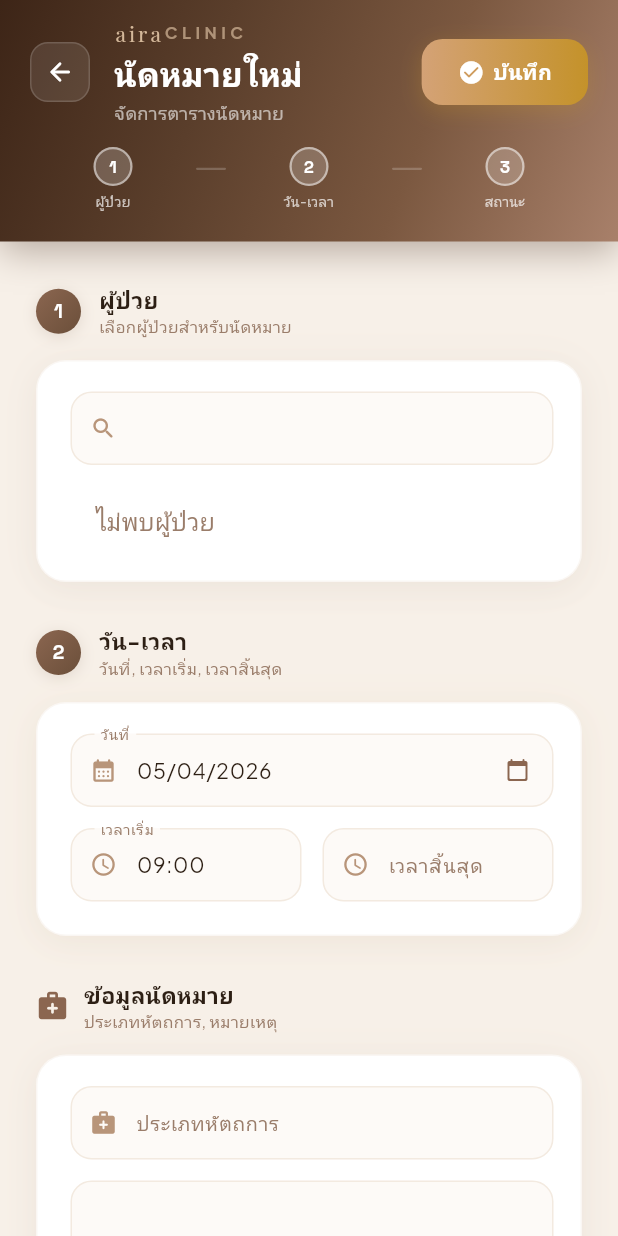
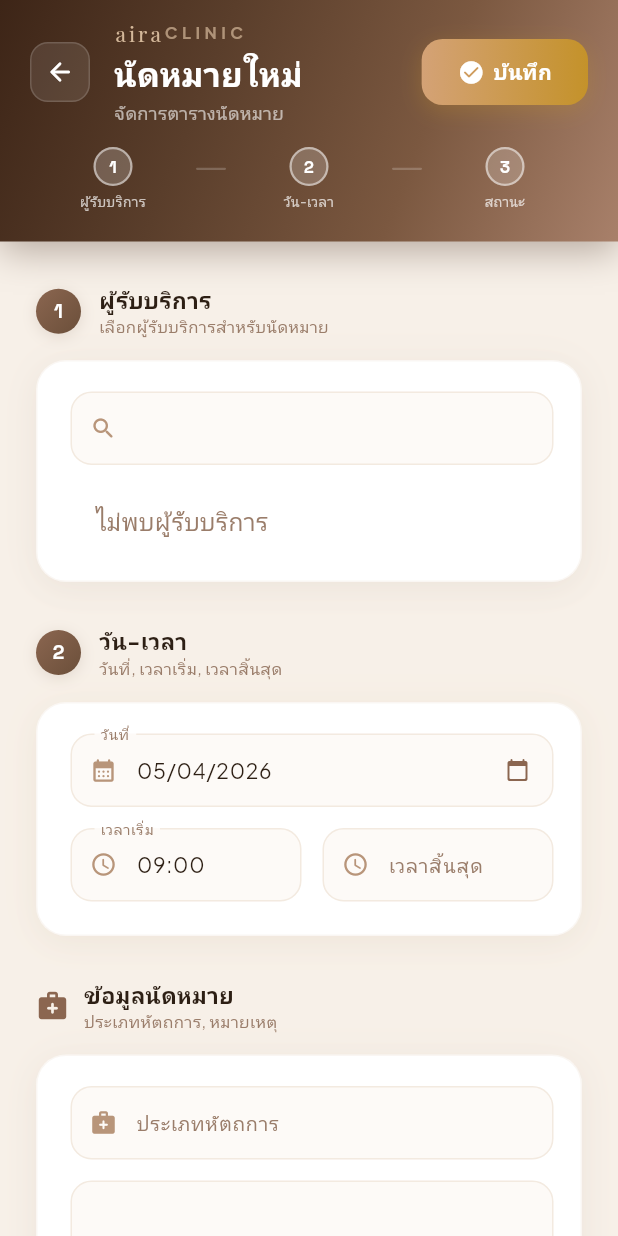
Before and after one commit to faztycoding/airaMD, a Flutter app: the AppointmentFormScreen screen opened directly, on a phone screen of 412 x 824 dp. Run offline on Flutter 3.47's test engine with Material 3 defaults, Android fonts, the phone set to English and light mode, and no system bars; our stand-ins replace connectivity_plus, flutter_riverpod, flutter_secure_storage, go_router, google_fonts, image_picker and 4 more; missing offline and left inert: perfect_freehand; accounts and stored records are empty; project files that could hold a hidden picture were left out.

Commit message:
fix: change all remaining ผู้ป่วย to ผู้รับบริการ across entire codebase

```diff
--- a/lumina_app/lib/core/services/safety_check_service.dart
+++ b/lumina_app/lib/core/services/safety_check_service.dart
@@ -58,7 +58,7 @@ class SafetyCheckService {
             level: WarningLevel.danger,
             title: '⚠️ แพ้ยา: $allergy',
             message:
-                'ผู้ป่วยแพ้ "$allergy" — ผลิตภัณฑ์ "$product" อาจเกี่ยวข้อง กรุณาตรวจสอบก่อนใช้',
+                'ผู้รับบริการแพ้ "$allergy" — ผลิตภัณฑ์ "$product" อาจเกี่ยวข้อง กรุณาตรวจสอบก่อนใช้',
           ));
         }
       }
@@ -68,7 +68,7 @@ class SafetyCheckService {
       warnings.add(SafetyWarning(
         level: WarningLevel.info,
         title: 'ข้อมูลการแพ้ยา',
-        message: 'ผู้ป่วยมีประวัติแพ้: ${patient.drugAllergies.join(", ")}',
+        message: 'ผู้รับบริการมีประวัติแพ้: ${patient.drugAllergies.join(", ")}',
       ));
     }
 
@@ -89,7 +89,7 @@ class SafetyCheckService {
           level: WarningLevel.caution,
           title: '💊 ใช้ Retinoids อยู่',
           message:
-              'ผู้ป่วยกำลังใช้ Retinoids — อาจเพิ่มความเสี่ยงผิวลอก/แดง จาก Laser/Treatment ควรหยุดก่อนอย่างน้อย 3-7 วัน',
+              'ผู้รับบริการกำลังใช้ Retinoids — อาจเพิ่มความเสี่ยงผิวลอก/แดง จาก Laser/Treatment ควรหยุดก่อนอย่างน้อย 3-7 วัน',
         ),
       ];
     }
@@ -109,7 +109,7 @@ class SafetyCheckService {
           level: WarningLevel.caution,
           title: '💉 ทานยาละลายลิ่มเลือด',
           message:
-              'ผู้ป่วยทานยาละลายลิ่มเลือด — เพิ่มความเสี่ยงช้ำ/เลือดออกจากการฉีด ควรแจ้งและระวังเป็นพิเศษ',
+              'ผู้รับบริการทานยาละลายลิ่มเลือด — เพิ่มความเสี่ยงช้ำ/เลือดออกจากการฉีด ควรแจ้งและระวังเป็นพิเศษ',
         ),
       ];
     }
@@ -194,7 +194,7 @@ class SafetyCheckService {
       warnings.add(const SafetyWarning(
         level: WarningLevel.caution,
         title: '🩹 ประวัติ Keloid',
-        message: 'ผู้ป่วยมีประวัติ Keloid — ควรระวังการฉีดและแจ้งผู้ป่วย',
+        message: 'ผู้รับบริการมีประวัติ Keloid — ควรระวังการฉีดและแจ้งผู้รับบริการ',
       ));
     }
 
@@ -202,7 +202,7 @@ class SafetyCheckService {
       warnings.add(const SafetyWarning(
         level: WarningLevel.caution,
         title: '🩸 โรคเบาหวาน',
-        message: 'ผู้ป่วยมีโรคเบาหวาน — การหายของแผลอาจช้ากว่าปกติ',
+        message: 'ผู้รับบริการมีโรคเบาหวาน — การหายของแผลอาจช้ากว่าปกติ',
       ));
     }
 
@@ -212,7 +212,7 @@ class SafetyCheckService {
         level: WarningLevel.danger,
         title: '🛡️ โรคภูมิคุ้มกันทำลายตนเอง',
         message:
-            'ผู้ป่วยมีโรค Autoimmune — Filler/Biostimulator อาจกระตุ้นอาการกำเริบ ต้องปรึกษาแพทย์ก่อน',
+            'ผู้รับบริการมีโรค Autoimmune — Filler/Biostimulator อาจกระตุ้นอาการกำเริบ ต้องปรึกษาแพทย์ก่อน',
       ));
     }
 
@@ -229,7 +229,7 @@ class SafetyCheckService {
       const SafetyWarning(
         level: WarningLevel.info,
         title: '🤰 ตรวจสอบการตั้งครรภ์',
-        message: 'ผู้ป่วยเพศหญิงวัยเจริญพันธุ์ — ควรสอบถามเรื่องการตั้งครรภ์/ให้นมบุตรก่อนทำหัตถการ',
+        message: 'ผู้รับบริการเพศหญิงวัยเจริญพันธุ์ — ควรสอบถามเรื่องการตั้งครรภ์/ให้นมบุตรก่อนทำหัตถการ',
       ),
     ];
   }
--- a/lumina_app/lib/features/calendar/appointment_form_screen.dart
+++ b/lumina_app/lib/features/calendar/appointment_form_screen.dart
@@ -80,7 +80,7 @@ class _AppointmentFormScreenState extends ConsumerState<AppointmentFormScreen> {
     if (!_formKey.currentState!.validate()) return;
     if (_selectedPatientId == null) {
       ScaffoldMessenger.of(context).showSnackBar(
-        const SnackBar(content: Text('กรุณาเลือกผู้ป่วย')),
+        const SnackBar(content: Text('กรุณาเลือกผู้รับบริการ')),
       );
       return;
     }
@@ -157,7 +157,7 @@ class _AppointmentFormScreenState extends ConsumerState<AppointmentFormScreen> {
             onSave: _loading ? null : _save,
             saveLabel: isThai ? 'บันทึก' : 'Save',
             steps: premiumSteps([
-              (1, isThai ? 'ผู้ป่วย' : 'Patient'),
+              (1, isThai ? 'ผู้รับบริการ' : 'Patient'),
               (2, isThai ? 'วัน-เวลา' : 'DateTime'),
               (3, isThai ? 'สถานะ' : 'Status'),
             ]),
@@ -172,7 +172,7 @@ class _AppointmentFormScreenState extends ConsumerState<AppointmentFormScreen> {
                     padding: const EdgeInsets.fromLTRB(24, 28, 24, 24),
                     children: [
                       // ─── Patient selection ───
-                      const AiraSectionHeader(step: 1, icon: Icons.person_rounded, title: 'ผู้ป่วย', subtitle: 'เลือกผู้ป่วยสำหรับนัดหมาย'),
+                      const AiraSectionHeader(step: 1, icon: Icons.person_rounded, title: 'ผู้รับบริการ', subtitle: 'เลือกผู้รับบริการสำหรับนัดหมาย'),
                       _buildPatientSelector(patientsAsync),
                       const SizedBox(height: 28),
 
@@ -219,7 +219,7 @@ class _AppointmentFormScreenState extends ConsumerState<AppointmentFormScreen> {
       children: [
         TextField(
           style: airaFieldTextStyle,
-          decoration: airaFieldDecoration(label: '', hint: 'ค้นหาผู้ป่วย...', prefixIcon: Icons.search_rounded),
+          decoration: airaFieldDecoration(label: '', hint: 'ค้นหาผู้รับบริการ...', prefixIcon: Icons.search_rounded),
           onChanged: (v) => setState(() => _patientSearch = v.trim().toLowerCase()),
         ),
         const SizedBox(height: 10),
@@ -238,7 +238,7 @@ class _AppointmentFormScreenState extends ConsumerState<AppointmentFormScreen> {
             if (filtered.isEmpty) {
               return Padding(
                 padding: const EdgeInsets.all(16),
-                child: Text('ไม่พบผู้ป่วย', style: GoogleFonts.plusJakartaSans(color: AiraColors.muted)),
+                child: Text('ไม่พบผู้รับบริการ', style: GoogleFonts.plusJakartaSans(color: AiraColors.muted)),
               );
             }
             return SizedBox(
--- a/lumina_app/lib/features/courses/course_form_screen.dart
+++ b/lumina_app/lib/features/courses/course_form_screen.dart
@@ -73,7 +73,7 @@ class _CourseFormScreenState extends ConsumerState<CourseFormScreen> {
   Future<void> _save() async {
     if (!_formKey.currentState!.validate()) return;
     if (_selectedPatientId == null) {
-      ScaffoldMessenger.of(context).showSnackBar(const SnackBar(content: Text('กรุณาเลือกผู้ป่วย')));
+      ScaffoldMessenger.of(context).showSnackBar(const SnackBar(content: Text('กรุณาเลือกผู้รับบริการ')));
       return;
     }
 
@@ -139,7 +139,7 @@ class _CourseFormScreenState extends ConsumerState<CourseFormScreen> {
             onSave: _loading ? null : _save,
             saveLabel: isThai ? 'บันทึก' : 'Save',
             steps: premiumSteps([
-              (1, isThai ? 'ผู้ป่วย' : 'Patient'),
+              (1, isThai ? 'ผู้รับบริการ' : 'Patient'),
               (2, isThai ? 'คอร์ส' : 'Course'),
               (3, isThai ? 'เซสชั่น' : 'Sessions'),
             ]),
@@ -154,7 +154,7 @@ class _CourseFormScreenState extends ConsumerState<CourseFormScreen> {
                     padding: const EdgeInsets.fromLTRB(24, 28, 24, 24),
                     children: [
                       // ─── Patient selector ───
-                      const AiraSectionHeader(step: 1, icon: Icons.person_rounded, title: 'ผู้ป่วย', subtitle: 'เลือกผู้ป่วยสำหรับคอร์สนี้'),
+                      const AiraSectionHeader(step: 1, icon: Icons.person_rounded, title: 'ผู้รับบริการ', subtitle: 'เลือกผู้รับบริการสำหรับคอร์สนี้'),
                       _buildPatientSelector(patientsAsync),
                       const SizedBox(height: 28),
 
@@ -296,7 +296,7 @@ class _CourseFormScreenState extends ConsumerState<CourseFormScreen> {
       children: [
         TextField(
           style: airaFieldTextStyle,
-          decoration: airaFieldDecoration(label: '', hint: 'ค้นหาผู้ป่วย...', prefixIcon: Icons.search_rounded),
+          decoration: airaFieldDecoration(label: '', hint: 'ค้นหาผู้รับบริการ...', prefixIcon: Icons.search_rounded),
           onChanged: (v) => setState(() => _patientSearch = v.trim().toLowerCase()),
         ),
         const SizedBox(height: 10),
--- a/lumina_app/lib/features/financial/financial_screen.dart
+++ b/lumina_app/lib/features/financial/financial_screen.dart
@@ -110,7 +110,7 @@ class FinancialScreen extends ConsumerWidget {
                         DropdownButtonFormField<String>(
                           value: selectedPatientId,
                           style: airaFieldTextStyle,
-                          decoration: airaFieldDecoration(label: 'ผู้ป่วย *', prefixIcon: Icons.person_rounded),
+                          decoration: airaFieldDecoration(label: 'ผู้รับบริการ *', prefixIcon: Icons.person_rounded),
                           items: patients.map((p) => DropdownMenuItem(
                             value: p.id,
                             child: Text('${p.firstName} ${p.lastName}', overflow: TextOverflow.ellipsis, style: airaFieldTextStyle),
--- a/lumina_app/lib/features/patients/consent_form_screen.dart
+++ b/lumina_app/lib/features/patients/consent_form_screen.dart
@@ -191,7 +191,7 @@ class _ConsentFormScreenState extends ConsumerState<ConsentFormScreen> {
                     crossAxisAlignment: CrossAxisAlignment.start,
                     children: [
                       // ─── Patient Info ───
-                      AiraSectionHeader(step: 1, icon: Icons.person_rounded, title: isThai ? 'ข้อมูลผู้ป่วย' : 'Patient Information'),
+                      AiraSectionHeader(step: 1, icon: Icons.person_rounded, title: isThai ? 'ข้อมูลผู้รับบริการ' : 'Patient Information'),
                       patientAsync.when(
                         loading: () => const LinearProgressIndicator(),
                         error: (e, _) => Text('Error: $e'),
@@ -284,7 +284,7 @@ class _ConsentFormScreenState extends ConsumerState<ConsentFormScreen> {
                       const SizedBox(height: 28),
 
                       // ─── Signature ───
-                      AiraSectionHeader(step: 4, icon: Icons.draw_rounded, title: isThai ? 'ลายเซ็นผู้ป่วย' : 'Patient Signature'),
+                      AiraSectionHeader(step: 4, icon: Icons.draw_rounded, title: isThai ? 'ลายเซ็นผู้รับบริการ' : 'Patient Signature'),
                       Text(
                   isThai ? 'ใช้นิ้วหรือปากกาเซ็นด้านล่าง' : 'Sign below with finger or stylus',
                   style: GoogleFonts.plusJakartaSans(fontSize: 13, color: AiraColors.muted),
--- a/lumina_app/lib/features/patients/patient_profile_screen.dart
+++ b/lumina_app/lib/features/patients/patient_profile_screen.dart
@@ -55,7 +55,7 @@ class _PatientProfileScreenState extends ConsumerState<PatientProfileScreen> {
         if (patient == null) {
           return Scaffold(
             backgroundColor: AiraColors.cream,
-            body: Center(child: Text(isThai ? 'ไม่พบข้อมูลผู้ป่วย' : 'Patient not found', style: GoogleFonts.plusJakartaSans(fontSize: 16, color: AiraColors.muted))),
+            body: Center(child: Text(isThai ? 'ไม่พบข้อมูลผู้รับบริการ' : 'Patient not found', style: GoogleFonts.plusJakartaSans(fontSize: 16, color: AiraColors.muted))),
           );
         }
         return Scaffold(
@@ -137,7 +137,7 @@ class _PatientProfileScreenState extends ConsumerState<PatientProfileScreen> {
           child: const Icon(Icons.warning_amber_rounded, size: 30, color: AiraColors.terra),
         ),
         title: Text(
-          isThai ? 'ลบผู้ป่วยออกจากระบบ?' : 'Remove patient?',
+          isThai ? 'ลบผู้รับบริการออกจากระบบ?' : 'Remove patient?',
           style: GoogleFonts.plusJakartaSans(fontSize: 18, fontWeight: FontWeight.w700, color: AiraColors.charcoal),
         ),
         content: Column(
--- a/lumina_app/lib/features/treatments/treatment_form_screen.dart
+++ b/lumina_app/lib/features/treatments/treatment_form_screen.dart
@@ -573,7 +573,7 @@ class _TreatmentFormScreenState extends ConsumerState<TreatmentFormScreen> {
     return AiraPremiumCard(
       accentColor: AiraColors.sage,
       children: [
-        _soapField(_ccCtrl, 'S — Subjective (อาการสำคัญ)', 'ผู้ป่วยมาด้วยเรื่อง...', Icons.record_voice_over_rounded),
+        _soapField(_ccCtrl, 'S — Subjective (อาการสำคัญ)', 'ผู้รับบริการมาด้วยเรื่อง...', Icons.record_voice_over_rounded),
         _soapField(_objectiveCtrl, 'O — Objective (ตรวจร่างกาย)', 'PE: ผิวหน้า...', Icons.visibility_rounded),
         _soapField(_assessmentCtrl, 'A — Assessment (การวินิจฉัย)', 'Dx: ...', Icons.analytics_rounded),
         _soapField(_planCtrl, 'P — Plan (แผนการรักษา)', 'Plan: Botox 20U forehead...', Icons.assignment_rounded),
```
